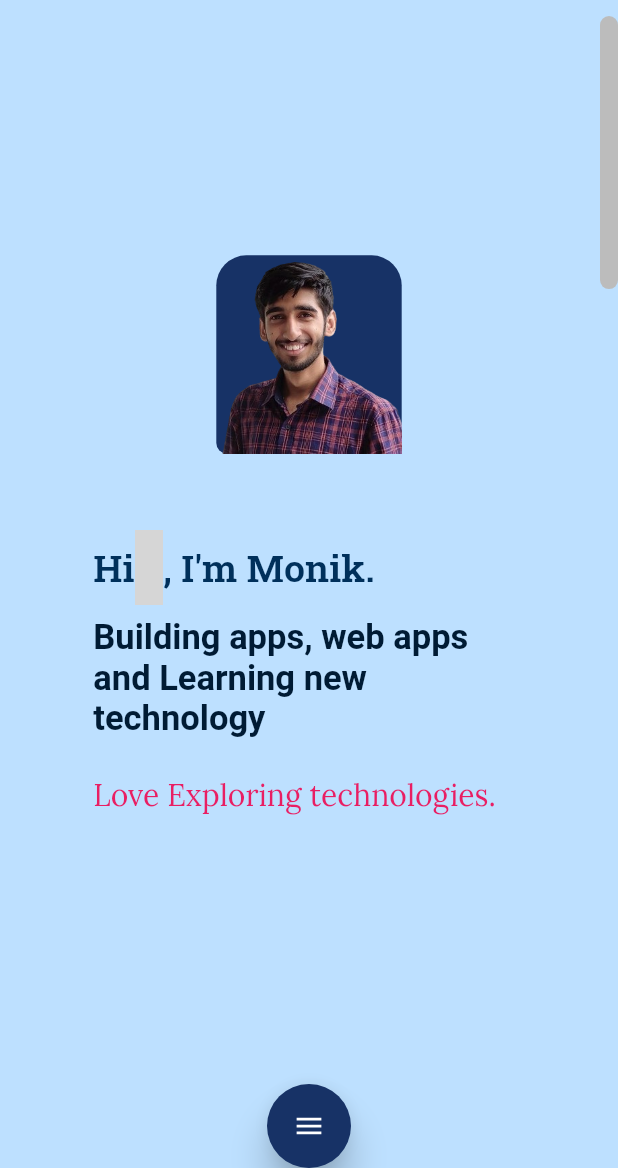
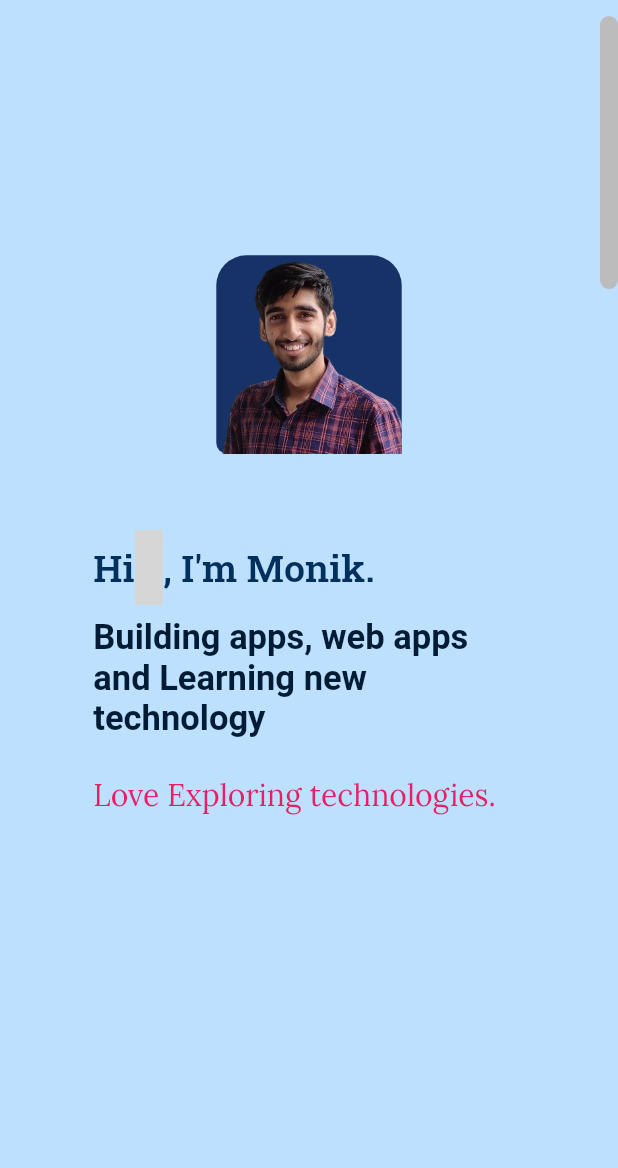
Before and after one commit to Chirag-Mathur/Portfolio, a Flutter app: the screen it shows after launch, on a phone screen of 412 x 824 dp, the part 68-1236 px from its top. Run offline on Flutter 3.47's test engine with Material 2 defaults, Android fonts, the phone set to English and light mode, and no system bars; drawn by our look-alikes of flutter_speed_dial; our stand-ins replace animated_text_kit, google_fonts, liquid_progress_indicator; missing offline and left inert: universal_html; network calls fail; Roboto replaces fonts that are missing (Alef, TheRichJuliet); grey boxes are pictures that could not be loaded.

Commit message:
About screen responsive completed

```diff
--- a/lib/screens/AboutScreen.dart
+++ b/lib/screens/AboutScreen.dart
@@ -59,10 +59,10 @@ class _AboutScreenState extends State<AboutScreen>
       key: scaffoldKey1,
       drawer: appDrawer(context),
       backgroundColor: Globals.backgroundColor,
-      appBar: appBarWidget(context, _scrollController, isHomePage),
+      appBar: appBarWidget(context, _scrollController, isHomePage,scaffoldKey1),
       floatingActionButtonLocation:
           FloatingActionButtonLocation.miniCenterDocked,
-      floatingActionButton: socialMediaButton(),
+      floatingActionButton:Globals.isLargeScreen(context)? socialMediaButton():null,
       body: Scrollbar(
         thickness: 12,
         isAlwaysShown: true,
@@ -70,9 +70,7 @@ class _AboutScreenState extends State<AboutScreen>
         controller: _scrollController,
         child: Container(
           height: MediaQuery.of(context).size.height * 1.28,
-          child: Stack(
-            children: [
-              ListWheelScrollView(
+          child: ListWheelScrollView(
             controller: _scrollController,
             // offAxisFraction: 0.2,
             diameterRatio: 17.5,
@@ -123,8 +121,6 @@ class _AboutScreenState extends State<AboutScreen>
               ),
             ],
           ),
-            ],
-          ),
         ),
       ),
     );
--- a/lib/screens/ProjectScreen.dart
+++ b/lib/screens/ProjectScreen.dart
@@ -20,7 +20,7 @@ class ProjectScreen extends StatelessWidget {
 
       key: scaffoldKey,
       drawer: appDrawer(context),
-      appBar: appBarWidget(context, _scrollController, isHomePage),
+      appBar: appBarWidget(context, _scrollController, isHomePage,scaffoldKey),
       backgroundColor: Globals.backgroundColor,
       body: Scrollbar(
         thickness: 12,
--- a/lib/widgets/AppBarWidget.dart
+++ b/lib/widgets/AppBarWidget.dart
@@ -5,13 +5,13 @@ import './mobile/appBarMobile.dart';
 import '../info/globals.dart';
 
 Widget appBarWidget(
-    BuildContext context, ScrollController scrollController, bool isHomePage) {
+    BuildContext context, ScrollController scrollController, bool isHomePage,GlobalKey<ScaffoldState> scaffoldKey) {
   double fontsize = 25;
   Color textColor = Color(0xff173266);
   if (Globals.isLargeScreen(context))
     return appBarDesktopTablet(
-        context, scrollController, isHomePage, fontsize, textColor);
+        context, scrollController,isHomePage, fontsize, textColor,);
   else
     return appBarMobile(
-        context, scrollController, isHomePage, fontsize, textColor);
+        context, scrollController,scaffoldKey , isHomePage, fontsize, textColor);
 }
--- a/lib/widgets/appDrawer.dart
+++ b/lib/widgets/appDrawer.dart
@@ -1,6 +1,7 @@
 import 'package:flutter/material.dart';
 import 'package:google_fonts/google_fonts.dart';
 import 'package:my_portfolio/info/globals.dart';
+import 'package:my_portfolio/widgets/socialMediaRow.dart';
 
 import '../screens/AboutScreen.dart';
 import '../screens/ProjectScreen.dart';
@@ -8,9 +9,10 @@ import '../screens/ProjectScreen.dart';
 Widget appDrawer(BuildContext context) {
   return Container(
     width: 200,
+    height: MediaQuery.of(context).size.height*0.85,
     color: Globals.backgroundColor,
-
-    child: Column(crossAxisAlignment: CrossAxisAlignment.start,
+    child: Column(
+      crossAxisAlignment: CrossAxisAlignment.center,
       children: [
         Padding(
           padding: EdgeInsets.only(top: 12.0),
@@ -63,56 +65,58 @@ Widget appDrawer(BuildContext context) {
         // SizedBox(
         //   width: MediaQuery.of(context).size.width * 0.02,
         // ),
-        Padding(
-          padding: EdgeInsets.only(top: 12.0),
-          child: FlatButton(
-            hoverColor: Colors.transparent,
-            splashColor: Colors.blue[900],
-            child: Text(
-              "Skills",
-              style: GoogleFonts.domine(
-                fontWeight: FontWeight.w600,
-                fontSize: 20,
-                color: Color(0xff173266),
-              ),
-            ),
-            onPressed: () async {
-              // if (isHomePage) {
-              //   scrollController.animateTo(
-              //     MediaQuery.of(context).size.height * 1.243,
-              //     duration: Duration(
-              //       seconds: 3,
-              //     ),
-              //     curve: Curves.easeOut,
-              //   );
-              // } else {
-              Navigator.of(context).push(
-                PageRouteBuilder(
-                    pageBuilder: (context, animation, anotherAnimation) {
-                      return AboutScreen();
-                    },
-                    transitionDuration: Duration(milliseconds: 2000),
-                    transitionsBuilder:
-                        (context, animation, anotherAnimation, child) {
-                      animation = CurvedAnimation(
-                          curve: Curves.linearToEaseOut, parent: animation);
-                      return Align(
-                        child: FadeTransition(
-                          // sizeFactor: animation,
-                          child: child,
-                          opacity: animation,
-                          // axisAlignment: 1.0,
-                        ),
-                      );
-                    }),
-              );
-              // }
-            },
-          ),
-        ),
-        // SizedBox(
-        //   width: MediaQuery.of(context).size.width * 0.02,
+        Divider(),
+        // Padding(
+        //   padding: EdgeInsets.only(top: 12.0),
+        //   child: FlatButton(
+        //     hoverColor: Colors.transparent,
+        //     splashColor: Colors.blue[900],
+        //     child: Text(
+        //       "Skills",
+        //       style: GoogleFonts.domine(
+        //         fontWeight: FontWeight.w600,
+        //         fontSize: 20,
+        //         color: Color(0xff173266),
+        //       ),
+        //     ),
+        //     onPressed: () async {
+        //       // if (isHomePage) {
+        //       //   scrollController.animateTo(
+        //       //     MediaQuery.of(context).size.height * 1.243,
+        //       //     duration: Duration(
+        //       //       seconds: 3,
+        //       //     ),
+        //       //     curve: Curves.easeOut,
+        //       //   );
+        //       // } else {
+        //       Navigator.of(context).push(
+        //         PageRouteBuilder(
+        //             pageBuilder: (context, animation, anotherAnimation) {
+        //               return AboutScreen();
+        //             },
+        //             transitionDuration: Duration(milliseconds: 2000),
+        //             transitionsBuilder:
+        //                 (context, animation, anotherAnimation, child) {
+        //               animation = CurvedAnimation(
+        //                   curve: Curves.linearToEaseOut, parent: animation);
+        //               return Align(
+        //                 child: FadeTransition(
+        //                   // sizeFactor: animation,
+        //                   child: child,
+        //                   opacity: animation,
+        //                   // axisAlignment: 1.0,
+        //                 ),
+        //               );
+        //             }),
+        //       );
+        //       // }
+        //     },
+        //   ),
         // ),
+        // // SizedBox(
+        // //   width: MediaQuery.of(context).size.width * 0.02,
+        // // ),
+        // Divider(),
         Padding(
           padding: EdgeInsets.only(top: 12.0),
           child: FlatButton(
@@ -155,24 +159,17 @@ Widget appDrawer(BuildContext context) {
         // SizedBox(
         //   width: MediaQuery.of(context).size.width * 0.02,
         // ),
-        RaisedButton(
+        Divider(),
+        FlatButton(
+          padding: EdgeInsets.only(top: 12.0),
           hoverColor: Colors.transparent,
           splashColor: Colors.blue[900],
           color: Colors.transparent,
-          hoverElevation: 10,
-          // elevation: 7,
-          shape: RoundedRectangleBorder(
-            side: BorderSide(
-              width: 1.6,
-              color: Colors.blue[900],
-            ),
-          ),
-          // hoverColor: Colors.deepPurple,
           child: Text(
             "Resume",
             style: GoogleFonts.faustina(
               fontWeight: FontWeight.w600,
-              fontSize: 20,
+              fontSize: 24,
               color: Color(0xff173266),
             ),
           ),
@@ -181,6 +178,17 @@ Widget appDrawer(BuildContext context) {
                 "https://drive.google.com/file/d/1GTGLuEK-5l2B2nxEemUSMauEYQzOCYCs/view?usp=sharing");
           },
         ),
+        Divider(),
+        Container(height: 1000,child: socialMediaRow(),alignment: Alignment.bottomCenter,),
+        // Expanded(
+        //   child: Align(
+        //     alignment: Alignment.bottomCenter,
+        //       child: socialMediaRow(),
+        //     // child: Padding(
+        //     //   padding: EdgeInsets.only(bottom: 10.0),
+        //     // ),
+        //   ),
+        // ),
       ],
     ),
   );
--- a/lib/widgets/desktop&Tablet/appBarDesktopTablet.dart
+++ b/lib/widgets/desktop&Tablet/appBarDesktopTablet.dart
@@ -117,7 +117,7 @@ Widget appBarDesktopTablet(
                 curve: Curves.easeOut,
               );
             } else {
-              Navigator.of(context).push(
+              Navigator.of(context)..push(
                 PageRouteBuilder(
                     pageBuilder: (context, animation, anotherAnimation) {
                       return AboutScreen();
--- a/lib/widgets/socialMediaRow.dart
+++ b/lib/widgets/socialMediaRow.dart
@@ -50,7 +50,9 @@ Widget socialMediaButton() {
         ),
       ),
       SpeedDialChild(
-        child: Image.asset('assets/images/twitter_logo.png',),
+        child: Image.asset(
+          'assets/images/twitter_logo.png',
+        ),
         backgroundColor: Colors.white,
         // label: 'Twitter',
         labelStyle: TextStyle(fontSize: 18.0),
@@ -59,9 +61,9 @@ Widget socialMediaButton() {
         ),
       ),
       SpeedDialChild(
-        child:
-            Image.asset('assets/images/insta_logo.png',
-                ),
+        child: Image.asset(
+          'assets/images/insta_logo.png',
+        ),
         backgroundColor: Colors.white,
         // label: 'Insta',
         labelStyle: TextStyle(fontSize: 18.0),
@@ -73,49 +75,68 @@ Widget socialMediaButton() {
   );
 }
 
-// Widget socialMediaRow() {
-//   return Row(
-//     children: [
-//       IconButton(
-//         icon: Image.asset(
-//           'assets/images/linkedin.png',
-//         ),
-//         onPressed: () {
-//         iconSize: 39,
-//       ),
-//       IconButton(
-//         icon: Image.asset(
-//           'assets/images/twitter.png',
-//         ),
-//         onPressed: () {
-//         },
-//         iconSize: 42,
-//       ),
-//       IconButton(
-//         icon: Image.asset(
-//           'assets/images/github.png',
-//         ),
-//         onPressed: () {
-//         },
-//         iconSize: 42,
-//       ),
-//       IconButton(
-//         icon: Image.asset(
-//           'assets/images/fb.png',
-//         ),
-//         onPressed: () {
-//           Globals.openLink(
-//         },
-//         iconSize: 37,
-//       ),
-//       IconButton(
-//         icon: Image.asset(
-//           'assets/images/insta.png',
-//         ),
-//         onPressed: () {
-//         },
-//         iconSize: 43,
-//       ),
-//     ],
-//   );
-// }
+Widget socialMediaRow() {
+  return Container(
+    child: Column(
+      children: [
+        Row(
+          mainAxisAlignment: MainAxisAlignment.center,
+          children: [
+            IconButton(
+              color: Colors.white,
+              icon: Image.asset(
+                'assets/images/twitter_logo.png',
+              ),
+              onPressed: () {
+                Globals.openLink(
+                  "https://twitter.com/MonikIJS",
+                );
+              },
+              iconSize: 42,
+            ),
+            IconButton(
+              color: Colors.white,
+              icon: Image.asset(
+                'assets/images/insta_logo.png',
+              ),
+              onPressed: () {
+                Globals.openLink(
+                  "https://www.instagram.com/monikinderjit_singh_/",
+                );
+              },
+              iconSize: 43,
+            ),
+          ],
+        ),
+        Row(
+          mainAxisAlignment: MainAxisAlignment.center,
+          children: [
+            IconButton(
+              color: Colors.white,
+              icon: Image.asset(
+                'assets/images/github.png',
+              ),
+              onPressed: () {
+                Globals.openLink(
+                  "https://github.com/Monik09",
+                );
+              },
+              iconSize: 42,
+            ),
+            IconButton(
+              icon: Image.asset(
+                'assets/images/linkedin_logo.png',
+              ),
+              iconSize: 39,
+              onPressed: () {
+                Globals.openLink(
+                  "https://www.linkedin.com/in/monikinderjit-singh/",
+                );
+              },
+            ),
+          ],
+        ),
+      ],
+    ),
+  );
+}
--- a/lib/widgets/topAboutWidget.dart
+++ b/lib/widgets/topAboutWidget.dart
@@ -102,6 +102,7 @@ List<Widget> topAboutPageWidget(BuildContext context, var myImage1) {
                       : MediaQuery.of(context).size.height * 0.03,
                 ),
                 Container(
+                  color: Colors.transparent,
                   height: Globals.isLargeScreen(context)
                       ? 100
                       : Globals.isSmallScreen(context)
```
Also changed, not shown: lib/widgets/mobile/appBarMobile.dart (+13 -8 lines). Lines whose indentation alone changed are shown as unchanged.
